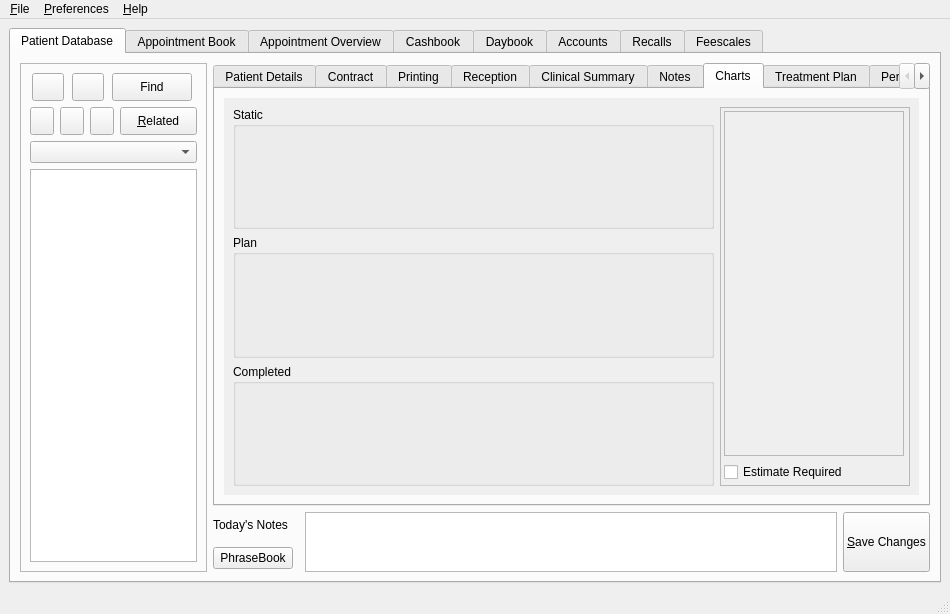
Above: qt-designer/main.ui from rowinggolfer/openmolar1 before the change. Below: the same form after it.
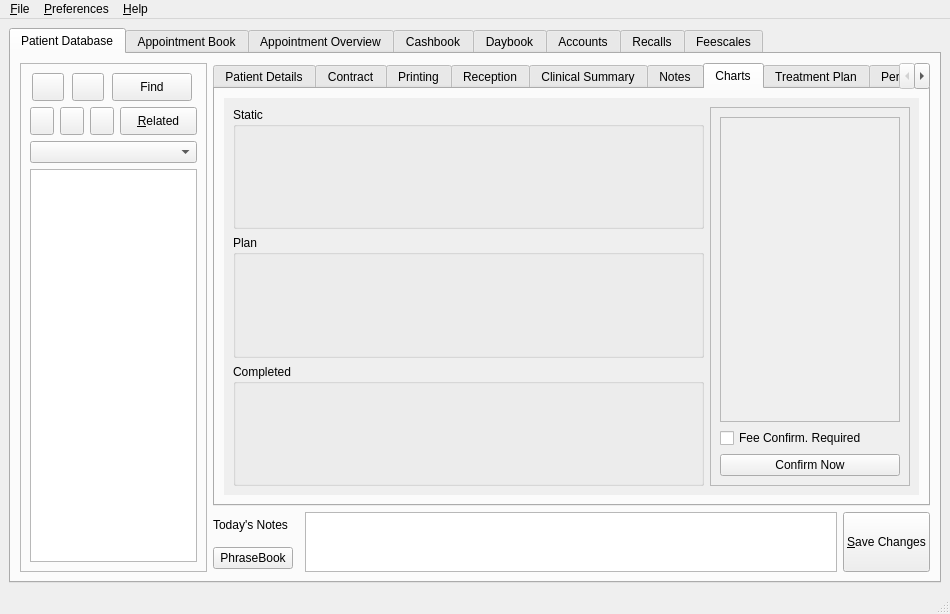
That is the form after the change. Icons and pictures are not drawn.

```diff
--- a/qt-designer/main.ui
+++ b/qt-designer/main.ui
@@ -2464,9 +2464,15 @@
                        </item>
                        <item rowspan="3" row="0" column="1" >
                         <widget class="QFrame" name="frame_4" >
+                         <property name="minimumSize" >
+                          <size>
+                           <width>200</width>
+                           <height>0</height>
+                          </size>
+                         </property>
                          <property name="maximumSize" >
                           <size>
-                           <width>190</width>
+                           <width>200</width>
                            <height>16777215</height>
                           </size>
                          </property>
@@ -2477,9 +2483,6 @@
                           <enum>QFrame::Raised</enum>
                          </property>
                          <layout class="QVBoxLayout" name="verticalLayout_14" >
-                          <property name="margin" >
-                           <number>3</number>
-                          </property>
                           <item>
                            <widget class="QFrame" name="toothProps_frame" >
                             <property name="sizePolicy" >
@@ -2505,7 +2508,20 @@
                           <item>
                            <widget class="QCheckBox" name="estimateRequired_checkBox" >
                             <property name="text" >
-                             <string>Estimate Required</string>
+                             <string>Fee Confirm. Required</string>
+                            </property>
+                           </widget>
+                          </item>
+                          <item>
+                           <widget class="QPushButton" name="confirmFees_pushButton" >
+                            <property name="text" >
+                             <string>Confirm Now</string>
+                            </property>
+                            <property name="checkable" >
+                             <bool>false</bool>
+                            </property>
+                            <property name="checked" >
+                             <bool>false</bool>
                             </property>
                            </widget>
                           </item>
```
Left out of the diff: 7 changed lines with no effect on the pictures.
